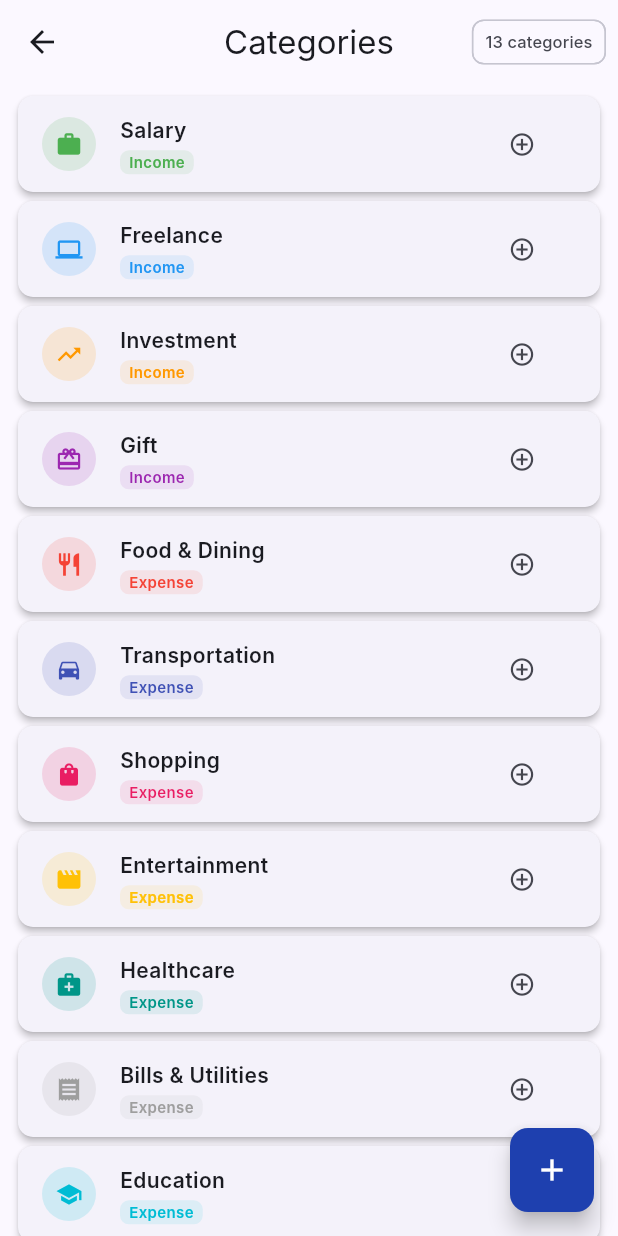
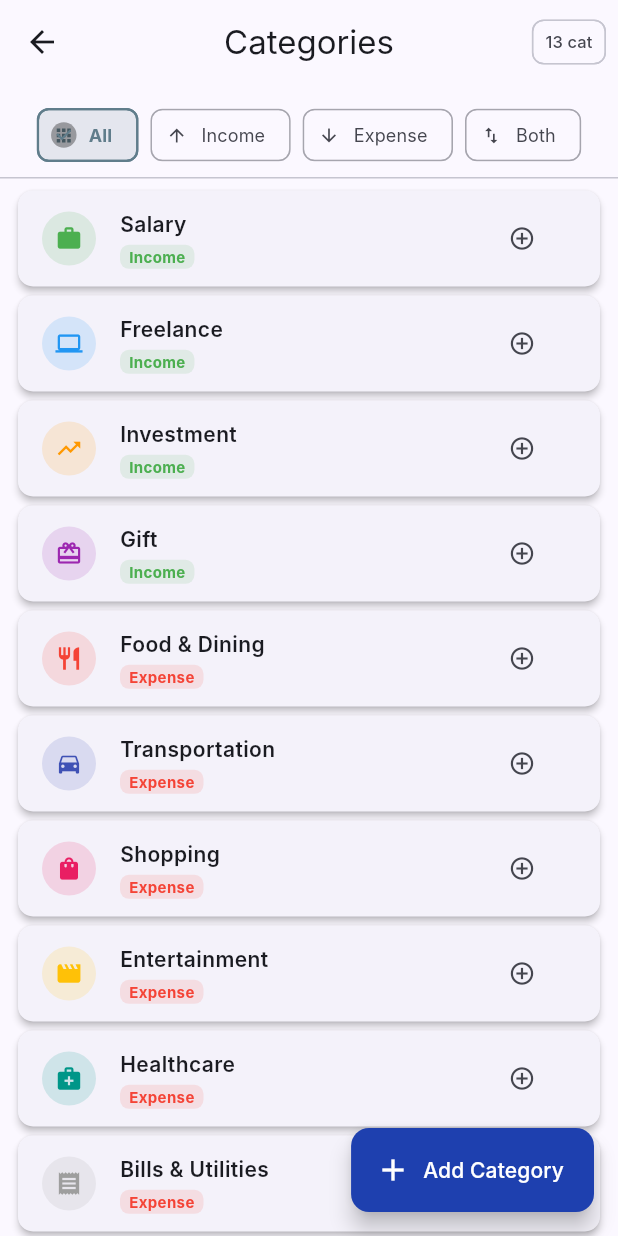
Before and after one commit to iampownkumar/kora_expense_tracker, a Flutter app: the screen it shows after launch, after a tap on "13", on a phone screen of 412 x 824 dp. Run offline on Flutter 3.47's test engine with Material 3 defaults, Android fonts, the phone set to English and light mode, and no system bars; our stand-ins replace file_picker, image_picker, pdf, permission_handler, shared_preferences, sqflite; accounts and stored records are empty; Roboto replaces fonts that are missing (Inter).

Commit message:
fix: dashboard shows all transactions + categories screen filter chips
Dashboard:
- Remove clamp(0,4) cap on recent transactions — all transactions now shown
- Move 'Recent Transactions' header into a Row with 'View All →' button
  that pushes directly to TransactionsScreen
- The outer CustomScrollView already handles scroll so inner list stays
  NeverScrollableScrollPhysics (correct pattern)

Categories screen:
- Add All/Income/Expense/Both FilterChip row at top
- Color-coded type badges: green=Income, red=Expense, purple=Both
- Replace small FAB with FloatingActionButton.extended (Add Category label)
- Empty state shows Add Category button inline when filter has no results
- Delete icon colored red for visual clarity

```diff
--- a/lib/screens/categories_screen.dart
+++ b/lib/screens/categories_screen.dart
@@ -2,6 +2,7 @@ import 'package:flutter/material.dart';
 import 'package:provider/provider.dart';
 import 'package:kora_expense_tracker/features/transactions/transaction_controller.dart';
 import 'package:kora_expense_tracker/core/models/category.dart';
+import 'package:kora_expense_tracker/core/constants/app_constants.dart';
 import 'package:kora_expense_tracker/widgets/add_category_dialog.dart';
 
 class CategoriesScreen extends StatefulWidget {
@@ -12,6 +13,9 @@ class CategoriesScreen extends StatefulWidget {
 }
 
 class _CategoriesScreenState extends State<CategoriesScreen> {
+  // Filter: 'all' | 'income' | 'expense' | 'both'
+  String _filter = 'all';
+
   // Tracks which parent category IDs are expanded
   final Set<String> _expanded = {};
 
@@ -19,7 +23,11 @@ class _CategoriesScreenState extends State<CategoriesScreen> {
   Widget build(BuildContext context) {
     return Consumer<TransactionController>(
       builder: (context, txnCtrl, child) {
-        final topLevel = txnCtrl.topLevelCategories;
+        // Apply filter to top-level categories
+        final allTop = txnCtrl.topLevelCategories;
+        final filtered = _filter == 'all'
+            ? allTop
+            : allTop.where((c) => c.type == _filter).toList();
 
         return Scaffold(
           appBar: AppBar(
@@ -29,7 +37,7 @@ class _CategoriesScreenState extends State<CategoriesScreen> {
                 padding: const EdgeInsets.only(right: 8),
                 child: Chip(
                   label: Text(
-                    '${topLevel.length} categories'
+                    '${allTop.length} cat'
                     '${txnCtrl.subCategoryCount > 0 ? " · ${txnCtrl.subCategoryCount} sub" : ""}',
                     style: const TextStyle(fontSize: 11),
                   ),
@@ -39,42 +47,114 @@ class _CategoriesScreenState extends State<CategoriesScreen> {
               ),
             ],
           ),
-          body: topLevel.isEmpty
-              ? const Center(child: Text('No categories found.'))
+          body: Column(
+            children: [
+              // ── Filter chips ─────────────────────────────────────────────
+              Padding(
+                padding: const EdgeInsets.fromLTRB(12, 10, 12, 4),
+                child: SingleChildScrollView(
+                  scrollDirection: Axis.horizontal,
+                  child: Row(
+                    children: [
+                      _filterChip(context, label: 'All', value: 'all',
+                          icon: Icons.apps, color: Colors.blueGrey),
+                      const SizedBox(width: 8),
+                      _filterChip(context, label: 'Income', value: AppConstants.categoryTypeIncome,
+                          icon: Icons.arrow_upward, color: Colors.green),
+                      const SizedBox(width: 8),
+                      _filterChip(context, label: 'Expense', value: AppConstants.categoryTypeExpense,
+                          icon: Icons.arrow_downward, color: Colors.red),
+                      const SizedBox(width: 8),
+                      _filterChip(context, label: 'Both', value: AppConstants.categoryTypeBoth,
+                          icon: Icons.swap_vert, color: Colors.purple),
+                    ],
+                  ),
+                ),
+              ),
+              const Divider(height: 1),
+
+              // ── Category list ────────────────────────────────────────────
+              Expanded(
+                child: filtered.isEmpty
+                    ? Center(
+                        child: Column(
+                          mainAxisSize: MainAxisSize.min,
+                          children: [
+                            Icon(Icons.category_outlined,
+                                size: 48,
+                                color: Theme.of(context).colorScheme.onSurfaceVariant),
+                            const SizedBox(height: 12),
+                            Text('No categories found',
+                                style: Theme.of(context).textTheme.bodyLarge),
+                            const SizedBox(height: 6),
+                            TextButton.icon(
+                              onPressed: () => _addCategory(context, txnCtrl),
+                              icon: const Icon(Icons.add, size: 16),
+                              label: const Text('Add Category'),
+                            ),
+                          ],
+                        ),
+                      )
                     : ListView.builder(
                         padding: const EdgeInsets.symmetric(
                             horizontal: 12, vertical: 8),
-                  itemCount: topLevel.length,
+                        itemCount: filtered.length,
                         itemBuilder: (context, index) {
-                    final parent = topLevel[index];
-                    final subCats =
-                        txnCtrl.getSubCategories(parent.id);
+                          final parent = filtered[index];
+                          final subCats = txnCtrl.getSubCategories(parent.id);
                           final hasChildren = subCats.isNotEmpty;
                           final isExpanded = _expanded.contains(parent.id);
-
                           return _buildParentTile(
-                      context,
-                      txnCtrl,
-                      parent,
-                      subCats,
-                      hasChildren,
-                      isExpanded,
+                            context, txnCtrl, parent, subCats, hasChildren, isExpanded,
                           );
                         },
                       ),
-          floatingActionButton: FloatingActionButton(
+              ),
+            ],
+          ),
+          floatingActionButton: FloatingActionButton.extended(
             heroTag: 'categories_fab',
-            onPressed: () {
-              showDialog(
-                context: context,
-                builder: (context) => AddCategoryDialog(
+            onPressed: () => _addCategory(context, txnCtrl),
+            icon: const Icon(Icons.add),
+            label: const Text('Add Category'),
           ),
         );
       },
-            child: const Icon(Icons.add),
-          ),
     );
-      },
+  }
+
+  Widget _filterChip(
+    BuildContext context, {
+    required String label,
+    required String value,
+    required IconData icon,
+    required Color color,
+  }) {
+    final isSelected = _filter == value;
+    return FilterChip(
+      selected: isSelected,
+      avatar: Icon(icon,
+          size: 14,
+          color: isSelected ? color : Theme.of(context).colorScheme.onSurfaceVariant),
+      label: Text(label,
+          style: TextStyle(
+            fontSize: 12,
+            fontWeight: isSelected ? FontWeight.w700 : FontWeight.w400,
+            color: isSelected ? color : null,
+          )),
+      selectedColor: color.withValues(alpha: 0.15),
+      checkmarkColor: color,
+      side: isSelected
+          ? BorderSide(color: color, width: 1.5)
+          : BorderSide(color: Theme.of(context).colorScheme.outline.withValues(alpha: 0.4)),
+      onSelected: (_) => setState(() => _filter = value),
+    );
+  }
+
+  void _addCategory(BuildContext context, TransactionController txnCtrl) {
+    showDialog(
+      context: context,
+      builder: (context) => const AddCategoryDialog(),
     );
   }
 
@@ -87,6 +167,16 @@ class _CategoriesScreenState extends State<CategoriesScreen> {
     bool isExpanded,
   ) {
     final theme = Theme.of(context);
+
+    // Determine type color
+    Color typeColor;
+    if (parent.type == AppConstants.categoryTypeIncome) {
+      typeColor = Colors.green;
+    } else if (parent.type == AppConstants.categoryTypeExpense) {
+      typeColor = Colors.red;
+    } else {
+      typeColor = Colors.purple;
+    }
 
     return Card(
       margin: const EdgeInsets.only(bottom: 6),
@@ -110,24 +200,23 @@ class _CategoriesScreenState extends State<CategoriesScreen> {
             subtitle: Row(
               children: [
                 Container(
-                  padding: const EdgeInsets.symmetric(
-                      horizontal: 6, vertical: 1),
+                  padding: const EdgeInsets.symmetric(horizontal: 6, vertical: 1),
                   decoration: BoxDecoration(
-                    color: parent.color.withValues(alpha: 0.1),
+                    color: typeColor.withValues(alpha: 0.12),
                     borderRadius: BorderRadius.circular(6),
                   ),
                   child: Text(
                     parent.typeDisplayName,
                     style: TextStyle(
                         fontSize: 10,
-                        color: parent.color,
-                        fontWeight: FontWeight.w600),
+                        color: typeColor,
+                        fontWeight: FontWeight.w700),
                   ),
                 ),
                 if (hasChildren) ...[
                   const SizedBox(width: 6),
                   Text(
-                    '${subCats.length} sub-categor${subCats.length == 1 ? "y" : "ies"}',
+                    '${subCats.length} sub',
                     style: theme.textTheme.labelSmall?.copyWith(
                       color: theme.colorScheme.onSurfaceVariant,
                     ),
@@ -140,16 +229,16 @@ class _CategoriesScreenState extends State<CategoriesScreen> {
               children: [
                 if (!parent.isDefault)
                   IconButton(
-                    icon: const Icon(Icons.edit, size: 18),
+                    icon: const Icon(Icons.edit_outlined, size: 18),
                     onPressed: () => _editCategory(context, txnCtrl, parent),
                     visualDensity: VisualDensity.compact,
                     padding: EdgeInsets.zero,
+                    tooltip: 'Edit',
                   ),
                 // Add sub-category button
                 IconButton(
                   icon: const Icon(Icons.add_circle_outline, size: 18),
-                  onPressed: () =>
-                      _addSubCategory(context, txnCtrl, parent),
+                  onPressed: () => _addSubCategory(context, txnCtrl, parent),
                   visualDensity: VisualDensity.compact,
                   padding: EdgeInsets.zero,
                   tooltip: 'Add sub-category',
@@ -198,11 +287,11 @@ class _CategoriesScreenState extends State<CategoriesScreen> {
     final theme = Theme.of(context);
     return ListTile(
       dense: true,
-      contentPadding: const EdgeInsets.only(left: 48, right: 16),
+      contentPadding: const EdgeInsets.only(left: 52, right: 16),
       leading: CircleAvatar(
-        radius: 14,
+        radius: 13,
         backgroundColor: sub.color.withValues(alpha: 0.12),
-        child: Icon(sub.icon, color: sub.color, size: 14),
+        child: Icon(sub.icon, color: sub.color, size: 13),
       ),
       title: Text(sub.name, style: theme.textTheme.bodySmall),
       subtitle: Text(
@@ -214,7 +303,7 @@ class _CategoriesScreenState extends State<CategoriesScreen> {
         children: [
           if (!sub.isDefault)
             IconButton(
-              icon: const Icon(Icons.edit, size: 16),
+              icon: const Icon(Icons.edit_outlined, size: 16),
               onPressed: () => _editCategory(context, txnCtrl, sub),
               visualDensity: VisualDensity.compact,
               padding: EdgeInsets.zero,
@@ -225,6 +314,7 @@ class _CategoriesScreenState extends State<CategoriesScreen> {
               onPressed: () => _deleteCategory(context, txnCtrl, sub),
               visualDensity: VisualDensity.compact,
               padding: EdgeInsets.zero,
+              color: Colors.red.withValues(alpha: 0.7),
             ),
         ],
       ),
@@ -235,9 +325,7 @@ class _CategoriesScreenState extends State<CategoriesScreen> {
       BuildContext context, TransactionController txnCtrl, Category category) {
     showDialog(
       context: context,
-      builder: (context) => AddCategoryDialog(
-        category: category,
-      ),
+      builder: (context) => AddCategoryDialog(category: category),
     );
   }
 
@@ -245,14 +333,9 @@ class _CategoriesScreenState extends State<CategoriesScreen> {
       BuildContext context, TransactionController txnCtrl, Category parent) {
     showDialog(
       context: context,
-      builder: (context) => AddCategoryDialog(
-        parentCategory: parent,
-      ),
+      builder: (context) => AddCategoryDialog(parentCategory: parent),
     ).then((_) {
-      // Expand parent after adding a sub-category
-      if (mounted) {
-        setState(() => _expanded.add(parent.id));
-      }
+      if (mounted) setState(() => _expanded.add(parent.id));
     });
   }
 
--- a/lib/screens/dashboard_screen.dart
+++ b/lib/screens/dashboard_screen.dart
@@ -9,6 +9,7 @@ import 'package:kora_expense_tracker/widgets/transaction_list_item.dart';
 import 'package:kora_expense_tracker/core/models/category.dart';
 import 'package:kora_expense_tracker/core/models/account.dart';
 import 'package:kora_expense_tracker/screens/categories_screen.dart';
+import 'package:kora_expense_tracker/screens/transactions_screen.dart';
 
 class DashboardScreen extends StatefulWidget {
   const DashboardScreen({super.key});
@@ -246,15 +247,33 @@ class _DashboardScreenState extends State<DashboardScreen> {
                     SizedBox(height: lp),
 
                     // ── Recent Transactions ───────────────────────────────
+                    if (txnCtrl.recentTransactions.isNotEmpty) ...[
+                      // Section header row with "View All" link
+                      Row(
+                        mainAxisAlignment: MainAxisAlignment.spaceBetween,
+                        children: [
                           Text(
                             'Recent Transactions',
                             style: Theme.of(context).textTheme.titleSmall?.copyWith(
                               fontWeight: FontWeight.bold,
                             ),
                           ),
+                          TextButton(
+                            onPressed: () => Navigator.of(context).push(
+                              MaterialPageRoute(
+                                builder: (_) => const TransactionsScreen(),
+                              ),
+                            ),
+                            style: TextButton.styleFrom(
+                              padding: const EdgeInsets.symmetric(horizontal: 8),
+                              minimumSize: Size.zero,
+                              tapTargetSize: MaterialTapTargetSize.shrinkWrap,
+                            ),
+                            child: const Text('View All →', style: TextStyle(fontSize: 12)),
+                          ),
+                        ],
+                      ),
                       SizedBox(height: sp),
-
-                    if (txnCtrl.recentTransactions.isNotEmpty) ...[
                       Card(
                         child: Padding(
                           padding: EdgeInsets.symmetric(
@@ -264,8 +283,7 @@ class _DashboardScreenState extends State<DashboardScreen> {
                           child: ListView.builder(
                             shrinkWrap: true,
                             physics: const NeverScrollableScrollPhysics(),
-                            itemCount: txnCtrl.recentTransactions.length
-                                .clamp(0, 4),
+                            itemCount: txnCtrl.recentTransactions.length,
                             itemBuilder: (context, index) {
                               final transaction =
                                   txnCtrl.recentTransactions[index];
```
Lines whose indentation alone changed are shown as unchanged.
